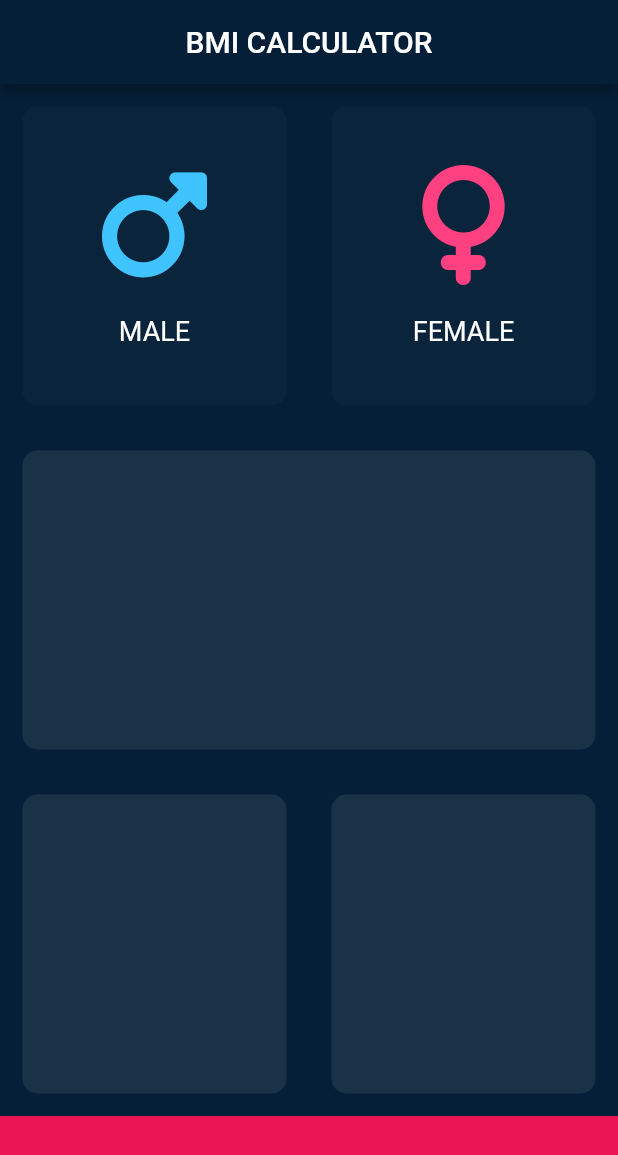
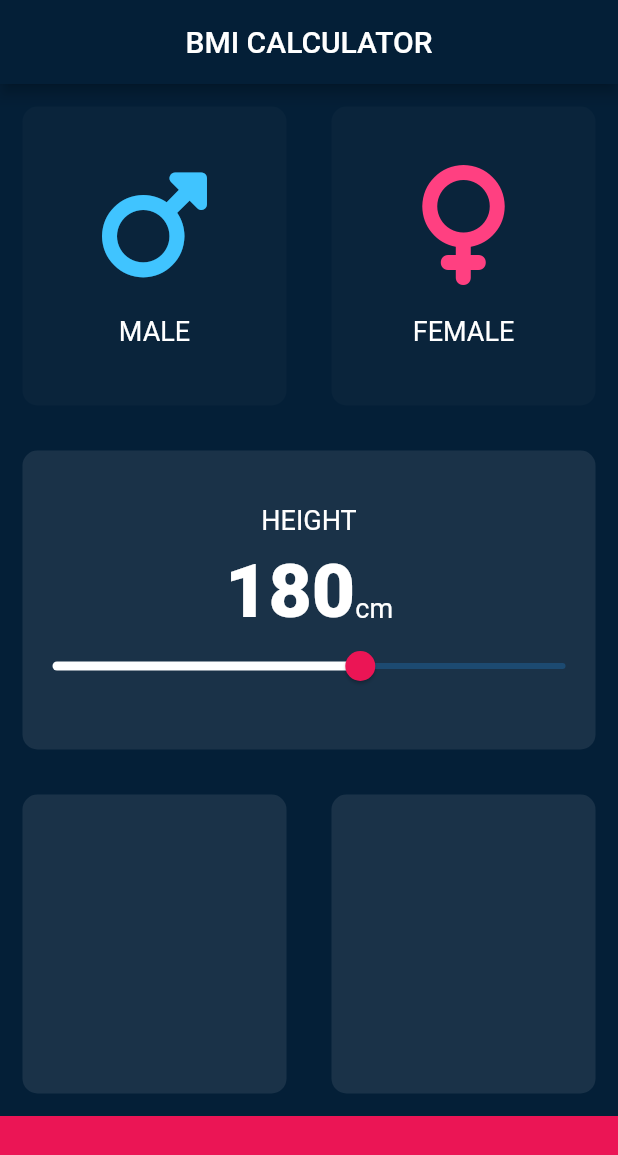
Before and after one commit to MAHMUDURRAHMANARNOB/bmi_calculator, a Flutter app: the screen it shows after launch, on a phone screen of 412 x 824 dp. Shown: the top 1155 px of the screen. Run offline on Flutter 3.47's test engine with Material 2 defaults, Android fonts, the phone set to English and light mode, and no system bars; our stand-ins replace font_awesome_flutter.

Commit message:
feat: Slider
Added a new slider, Made constants, customized Slider
-> Learned Color opacity can be changed like,
	Color(0xFFEB1555).withOpacity(0.2)

```diff
--- /dev/null
+++ b/lib/constants.dart
@@ -0,0 +1,18 @@
+import 'package:flutter/material.dart';
+
+const kActiveCardColor = Color(0x43576979);
+const kActiveSliderColor = Colors.white;
+const kInactiveCardColor = Color(0x11576979);
+const kInactiveSliderColor = Colors.white60;
+const kBottomContainerColor = Color(0xFFEB1555);
+const kBottomContainerHeight = 80.0;
+
+const kLabelTextStyle = TextStyle(
+  color: Colors.white,
+  fontSize: 18,
+);
+const kNumberTextStyle = TextStyle(
+  color: Colors.white,
+  fontSize: 50,
+  fontWeight: FontWeight.w900,
+);
--- a/lib/iconWidget.dart
+++ b/lib/iconWidget.dart
@@ -1,3 +1,4 @@
+import 'package:bmi_calculator/constants.dart';
 import 'package:flutter/material.dart';
 
 class IconWidget extends StatelessWidget {
@@ -26,10 +27,7 @@ class IconWidget extends StatelessWidget {
         ),
         Text(
           label,
-          style: const TextStyle(
-            color: Colors.white,
-            fontSize: 18,
-          ),
+          style: kLabelTextStyle,
         )
       ],
     );
--- a/lib/inputPage.dart
+++ b/lib/inputPage.dart
@@ -1,16 +1,12 @@
 // ignore_for_file: prefer_const_constructors
 
+import 'package:bmi_calculator/constants.dart';
 import 'package:font_awesome_flutter/font_awesome_flutter.dart';
 
 import 'reuseableCard.dart';
 import 'iconWidget.dart';
 import 'package:flutter/cupertino.dart';
 import 'package:flutter/material.dart';
-
-const activeCardColor = Color(0x43576979);
-const inactiveCardColor = Color(0x11576979);
-const bottomContainerColor = Color(0xFFEB1555);
-const bottomContainerHeight = 80.0;
 
 enum Gender { male, female, none }
 
@@ -24,6 +20,7 @@ class InputPage extends StatefulWidget {
 class _InputPageState extends State<InputPage> {
   /*Color selectedColor = inactiveCardColor;*/
   Gender selectedGender = Gender.none;
+  int height = 180;
   /*Color maleCardColor = inactiveCardColor;
   Color femaleCardColor = inactiveCardColor;*/
 
@@ -58,8 +55,8 @@ class _InputPageState extends State<InputPage> {
                         });
                       },
                       colour: selectedGender == Gender.male
-                          ? activeCardColor
-                          : inactiveCardColor,
+                          ? kActiveCardColor
+                          : kInactiveCardColor,
                       cardClild: IconWidget(
                         icon: FontAwesomeIcons.mars,
                         color: Colors.lightBlueAccent,
@@ -76,8 +73,8 @@ class _InputPageState extends State<InputPage> {
                         });
                       },
                       colour: selectedGender == Gender.female
-                          ? activeCardColor
-                          : inactiveCardColor,
+                          ? kActiveCardColor
+                          : kInactiveCardColor,
                       cardClild: IconWidget(
                         icon: FontAwesomeIcons.venus,
                         color: Colors.pinkAccent,
@@ -93,7 +90,58 @@ class _InputPageState extends State<InputPage> {
               children: [
                 Expanded(
                   child: ReusableCard(
-                    colour: activeCardColor,
+                    colour: kActiveCardColor,
+                    cardClild: Column(
+                      mainAxisAlignment: MainAxisAlignment.center,
+                      children: [
+                        Text(
+                          "HEIGHT",
+                          style: kLabelTextStyle,
+                        ),
+                        SizedBox(
+                          height: 8,
+                        ),
+                        Row(
+                          mainAxisAlignment: MainAxisAlignment.center,
+                          textBaseline: TextBaseline.alphabetic,
+                          crossAxisAlignment: CrossAxisAlignment.baseline,
+                          children: [
+                            Text(
+                              height.toString(),
+                              style: kNumberTextStyle,
+                            ),
+                            Text(
+                              "cm",
+                              style: kLabelTextStyle,
+                            ),
+                          ],
+                        ),
+                        SliderTheme(
+                          data: SliderTheme.of(context).copyWith(
+                            activeTrackColor: kActiveSliderColor,
+                            inactiveTickMarkColor: kInactiveCardColor,
+                            thumbColor: Color(0xFFEB1555),
+                            thumbShape:
+                                RoundSliderThumbShape(enabledThumbRadius: 10.0),
+                            overlayShape:
+                                RoundSliderOverlayShape(overlayRadius: 20),
+                            overlayColor: Color(0xFFEB1555).withOpacity(0.2),
+                          ),
+                          child: Slider(
+                            value: height.toDouble(),
+                            min: 120,
+                            max: 220,
+                            onChanged: (double newValue) {
+                              setState(() {
+                                /*height = newValue.toInt();*/
+                                height = newValue.round();
+                              });
+                              print(height.toString());
+                            },
+                          ),
+                        ),
+                      ],
+                    ),
                   ),
                 ),
               ],
@@ -103,20 +151,20 @@ class _InputPageState extends State<InputPage> {
               children: [
                 Expanded(
                   child: ReusableCard(
-                    colour: activeCardColor,
+                    colour: kActiveCardColor,
                   ),
                 ),
                 Expanded(
                   child: ReusableCard(
-                    colour: activeCardColor,
+                    colour: kActiveCardColor,
                   ),
                 ),
               ],
             )),
             Container(
               width: double.infinity,
-              height: bottomContainerHeight,
-              color: bottomContainerColor,
+              height: kBottomContainerHeight,
+              color: kBottomContainerColor,
             )
           ],
         ));
```
